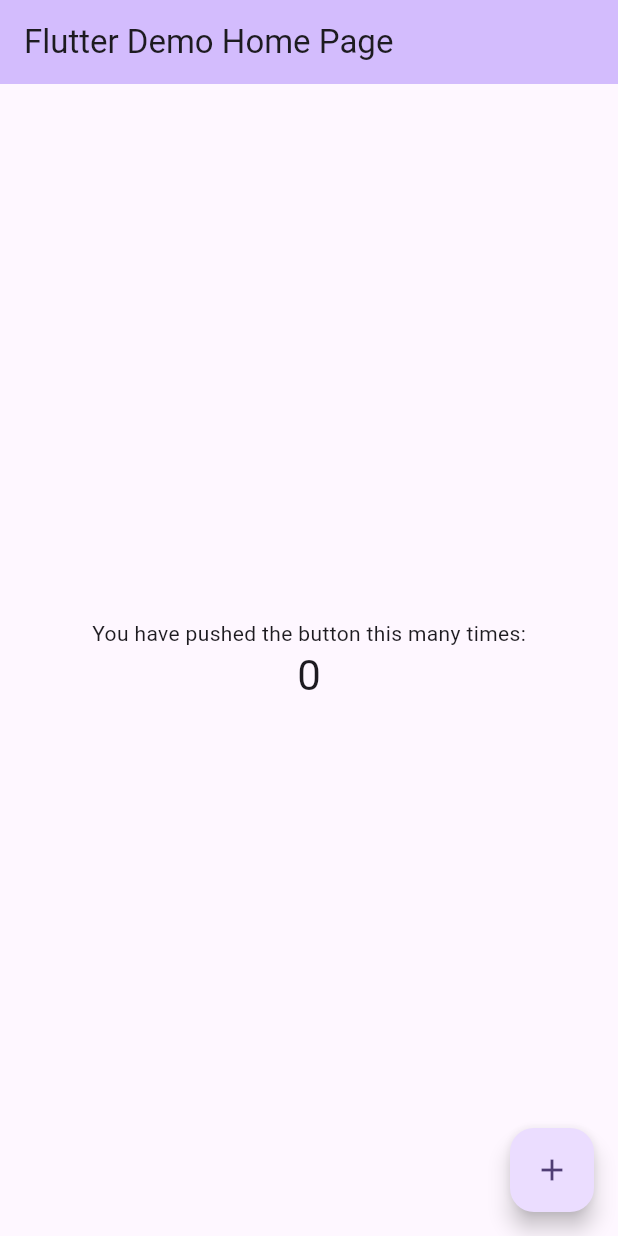
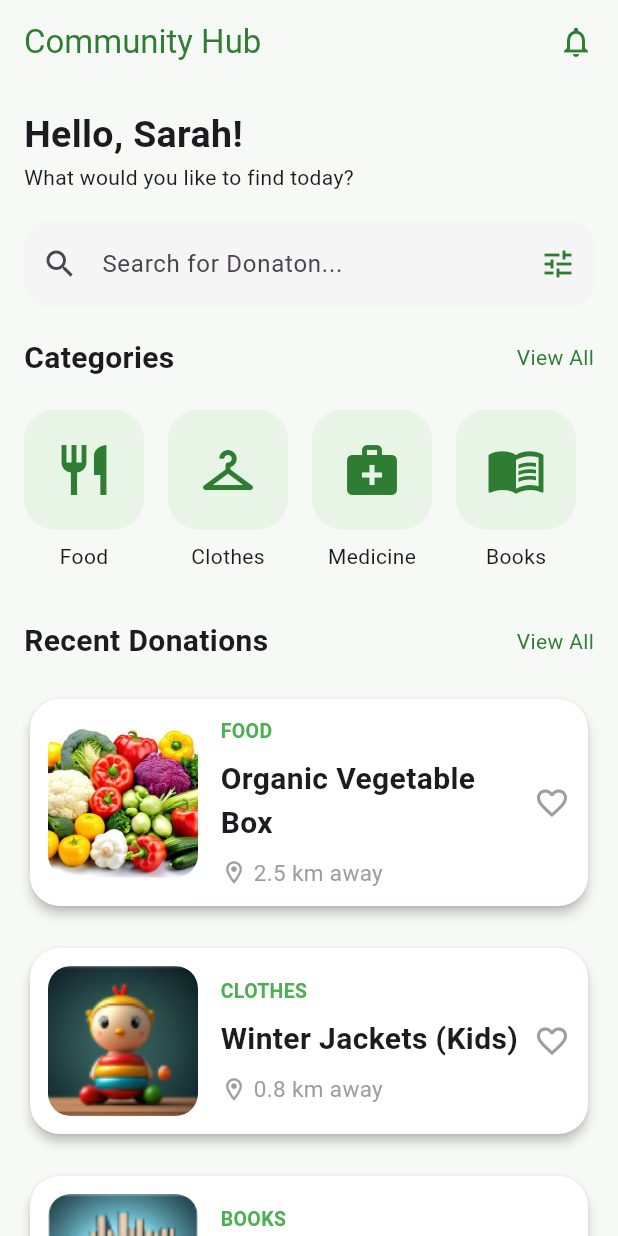
Before and after one commit to Shaza971/Nafi3, a Flutter app: the screen it shows after launch, on a phone screen of 412 x 824 dp. Run offline on Flutter 3.47's test engine with Material 3 defaults, Android fonts, the phone set to English and light mode, and no system bars.

Commit message:
create home screen

```diff
--- /dev/null
+++ b/lib/core/utils/app_assets.dart
@@ -0,0 +1,5 @@
+class AppAssets {
+ static String vegetables='assets/vegetables.jpg';
+ static String toy='assets/toy.jpg';
+ static String books='assets/books.jpg';
+}
--- /dev/null
+++ b/lib/core/utils/app_colors.dart
@@ -0,0 +1,6 @@
+import 'package:flutter/material.dart';
+
+class AppColors {
+  static const Color primaryColor = Color(0xff2e7d32);
+  static const Color secondrycolor = Color(0xFFa5d6a7);
+}
--- /dev/null
+++ b/lib/feature/home/home.dart
@@ -0,0 +1,247 @@
+import 'package:flutter/material.dart';
+import 'package:nafi3_project/core/utils/app_assets.dart';
+import 'package:nafi3_project/core/utils/app_colors.dart';
+
+class Home extends StatelessWidget {
+  const Home({super.key});
+
+  @override
+  Widget build(BuildContext context) {
+    return Scaffold(
+      backgroundColor: const Color.fromARGB(255, 247, 249, 247),
+      appBar: AppBar(
+        backgroundColor: const Color.fromARGB(255, 247, 249, 247),
+        title:
+          Row(
+             mainAxisAlignment: MainAxisAlignment.spaceBetween,
+          children: [
+            Text("Community Hub",style: TextStyle(color: AppColors.primaryColor),),
+
+           Icon(Icons.notifications_outlined,color: AppColors.primaryColor,)
+              ],
+              ),
+      ),
+
+      body: SafeArea(
+        child: SingleChildScrollView(
+          padding: const EdgeInsets.all(16.0),
+          child: Column(
+            crossAxisAlignment: CrossAxisAlignment.start,
+            children: [
+              Text("Hello, Sarah!",
+                style: TextStyle(
+                  fontSize: 25,
+                  fontWeight: FontWeight.bold,
+                ),
+              ),
+              Text("What would you like to find today? "),
+              const SizedBox(height: 20,),
+              TextField(
+                decoration: InputDecoration(
+                  hintText: "Search for Donaton...",
+                  prefixIcon: Icon(Icons.search),
+                  suffixIcon: Icon(Icons.tune,color: AppColors.primaryColor,),
+                  filled: true,
+                  fillColor: Color(0xffF5F5F5),
+                  border: OutlineInputBorder(
+                    borderRadius: BorderRadius.circular(15),
+                    borderSide: BorderSide.none,
+                  ),
+                ),
+              ),
+              const SizedBox(height: 20,),
+               Row(
+                mainAxisAlignment: MainAxisAlignment.spaceBetween,
+                children: [
+                  Text("Categories",style: TextStyle(
+                    fontWeight: FontWeight.bold,
+                    fontSize: 20,
+                  ),
+                  ),
+                  Text("View All",style: TextStyle(
+                    color: AppColors.primaryColor,
+                    fontSize: 14,
+                  ),)
+                ],
+              ),
+               const SizedBox(height: 20,),
+              SizedBox(
+              height: 120,
+              child: ListView(
+              scrollDirection: Axis.horizontal,
+              children: [
+              categoryCard("Food", Icons.restaurant),
+              categoryCard("Clothes", Icons.checkroom),
+              categoryCard("Medicine", Icons.medical_services),
+              categoryCard("Books", Icons.menu_book),
+              categoryCard("Skills",Icons.psychology_outlined,isNew: true,),
+    ],
+  ),
+),
+              const SizedBox(height: 20,),
+              Row(
+                mainAxisAlignment: MainAxisAlignment.spaceBetween,
+                children: [
+                  Text("Recent Donations",style: TextStyle(
+                    fontWeight: FontWeight.bold,
+                    fontSize: 20,
+                  ),
+                  ),
+                  Text("View All",style: TextStyle(
+                    color: AppColors.primaryColor,
+                    fontSize: 14,
+                  ),)
+                ],
+              ),
+              const SizedBox(height: 20,),
+              recentCard("Food","Organic Vegetable Box","2.5 km away",AppAssets.vegetables,),
+              const SizedBox(height: 20,),
+              recentCard("Clothes","Winter Jackets (Kids)","0.8 km away",AppAssets.toy,),
+              const SizedBox(height: 20,),
+              recentCard("Books","Educational Books Set","1.2 km away",AppAssets.books,),
+              const SizedBox(height: 20,),
+            ],
+          ),
+        ),
+      ),
+
+    );
+  }
+}
+
+////////////////////////////////wedgets////////////////////////
+
+Widget recentCard( String category,String title, String distance,String img,)
+{
+  return Card(
+    elevation: 3,
+    color: Colors.white,
+    shape: RoundedRectangleBorder(
+      borderRadius: BorderRadius.circular(20),
+    ),
+    child: Padding(
+      padding: const EdgeInsets.all(12),
+      child: Row(
+        children: [
+          // Image
+          ClipRRect(
+            borderRadius: BorderRadius.circular(15),
+            child: Image.asset(
+              img,
+              width: 100,
+              height: 100,
+              fit: BoxFit.cover,
+            ),
+          ),
+
+          const SizedBox(width: 15),
+
+          Expanded(
+            child: Column(
+              crossAxisAlignment: CrossAxisAlignment.start,
+              children: [
+                Text(
+                  category.toUpperCase(),
+                  style: const TextStyle(
+                    color: Colors.green,
+                    fontWeight: FontWeight.bold,
+                    fontSize: 13,
+                  ),
+                ),
+                const SizedBox(height: 8),
+                Text(
+                  title,
+                  style: const TextStyle(
+                    fontSize: 20,
+                    fontWeight: FontWeight.bold,
+                  ),
+                ),
+                const SizedBox(height: 8),
+                Row(
+                  children: [
+                    const Icon(
+                      Icons.location_on_outlined,
+                      size: 18,
+                      color: Colors.grey,
+                    ),
+                    const SizedBox(width: 4),
+                    Text(
+                      distance,
+                      style: const TextStyle(
+                        color: Colors.grey,
+                        fontSize: 15,
+                      ),
+                    ),
+                  ],
+                ),
+              ],
+            ),
+          ),
+
+          const Align(
+            alignment: Alignment.topCenter,
+            child: Icon(
+              Icons.favorite_border,
+              color: Colors.grey,
+            ),
+          ),
+        ],
+      ),
+    ),
+  );
+}
+
+
+Widget categoryCard(String title,IconData icon, {bool isNew = false,})
+ {
+  return Padding(
+    padding: const EdgeInsets.only(right: 16),
+    child: Column(
+      children: [
+        Stack(
+          children: [
+            Container(
+              width: 80,
+              height: 80,
+              decoration: BoxDecoration(
+                color: const Color(0xffE8F4E6),
+                borderRadius: BorderRadius.circular(20),
+              ),
+              child: Icon(
+                icon,
+                color: AppColors.primaryColor,
+                size: 40,
+              ),
+            ),
+
+            if (isNew)
+              Positioned(
+                top: 6,
+                right: 6,
+                child: Container(
+                  padding: const EdgeInsets.symmetric(
+                    horizontal: 6,
+                    vertical: 2,
+                  ),
+                  decoration: BoxDecoration(
+                    color: Colors.red,
+                    borderRadius: BorderRadius.circular(10),
+                  ),
+                  child: const Text(
+                    "NEW",
+                    style: TextStyle(
+                      color: Colors.white,
+                      fontSize: 10,
+                      fontWeight: FontWeight.bold,
+                    ),
+                  ),
+                ),
+              ),
+          ],
+        ),
+        const SizedBox(height: 8),
+        Text(title),
+      ],
+    ),
+  );
+}
--- a/lib/main.dart
+++ b/lib/main.dart
@@ -1,4 +1,5 @@
 import 'package:flutter/material.dart';
+import 'package:nafi3_project/feature/home/home.dart';
 
 void main() {
   runApp(const MyApp());
@@ -30,93 +31,7 @@ class MyApp extends StatelessWidget {
         // tested with just a hot reload.
         colorScheme: .fromSeed(seedColor: Colors.deepPurple),
       ),
-      home: const MyHomePage(title: 'Flutter Demo Home Page'),
+      home: Home(),
     );
   }
 }
-
-class MyHomePage extends StatefulWidget {
-  const MyHomePage({super.key, required this.title});
-
-  // This widget is the home page of your application. It is stateful, meaning
-  // that it has a State object (defined below) that contains fields that affect
-  // how it looks.
-
-  // This class is the configuration for the state. It holds the values (in this
-  // case the title) provided by the parent (in this case the App widget) and
-  // used by the build method of the State. Fields in a Widget subclass are
-  // always marked "final".
-
-  final String title;
-
-  @override
-  State<MyHomePage> createState() => _MyHomePageState();
-}
-
-class _MyHomePageState extends State<MyHomePage> {
-  int _counter = 0;
-
-  void _incrementCounter() {
-    setState(() {
-      // This call to setState tells the Flutter framework that something has
-      // changed in this State, which causes it to rerun the build method below
-      // so that the display can reflect the updated values. If we changed
-      // _counter without calling setState(), then the build method would not be
-      // called again, and so nothing would appear to happen.
-      _counter++;
-    });
-  }
-
-  @override
-  Widget build(BuildContext context) {
-    // This method is rerun every time setState is called, for instance as done
-    // by the _incrementCounter method above.
-    //
-    // The Flutter framework has been optimized to make rerunning build methods
-    // fast, so that you can just rebuild anything that needs updating rather
-    // than having to individually change instances of widgets.
-    return Scaffold(
-      appBar: AppBar(
-        // TRY THIS: Try changing the color here to a specific color (to
-        // Colors.amber, perhaps?) and trigger a hot reload to see the AppBar
-        // change color while the other colors stay the same.
-        backgroundColor: Theme.of(context).colorScheme.inversePrimary,
-        // Here we take the value from the MyHomePage object that was created by
-        // the App.build method, and use it to set our appbar title.
-        title: Text(widget.title),
-      ),
-      body: Center(
-        // Center is a layout widget. It takes a single child and positions it
-        // in the middle of the parent.
-        child: Column(
-          // Column is also a layout widget. It takes a list of children and
-          // arranges them vertically. By default, it sizes itself to fit its
-          // children horizontally, and tries to be as tall as its parent.
-          //
-          // Column has various properties to control how it sizes itself and
-          // how it positions its children. Here we use mainAxisAlignment to
-          // center the children vertically; the main axis here is the vertical
-          // axis because Columns are vertical (the cross axis would be
-          // horizontal).
-          //
-          // TRY THIS: Invoke "debug painting" (choose the "Toggle Debug Paint"
-          // action in the IDE, or press "p" in the console), to see the
-          // wireframe for each widget.
-          mainAxisAlignment: .center,
-          children: [
-            const Text('You have pushed the button this many times:'),
-            Text(
-              '$_counter',
-              style: Theme.of(context).textTheme.headlineMedium,
-            ),
-          ],
-        ),
-      ),
-      floatingActionButton: FloatingActionButton(
-        onPressed: _incrementCounter,
-        tooltip: 'Increment',
-        child: const Icon(Icons.add),
-      ),
-    );
-  }
-}
--- a/pubspec.yaml
+++ b/pubspec.yaml
@@ -56,7 +56,10 @@ flutter:
   # included with your application, so that you can use the icons in
   # the material Icons class.
   uses-material-design: true
-
+  assets:
+    - assets/books.jpg
+    - assets/toy.jpg
+    - assets/vegetables.jpg
   # To add assets to your application, add an assets section, like this:
   # assets:
   #   - images/a_dot_burr.jpeg
```
Also changed, not shown: assets/books.jpg (added), assets/toy.jpg (added), assets/vegetables.jpg (added).
